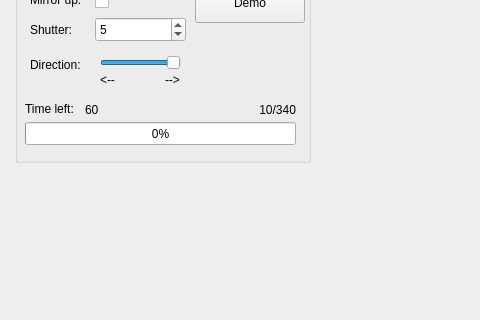
Before: the Qt Designer form timelapse.ui in evovch/bcontrol, drawn with Qt 5; both pictures show x 0 to 480 and y 103 to 423 of the 821 by 520 pixel window.
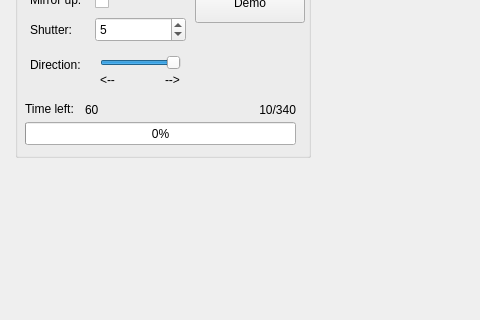
After: the same form once the commit is applied.

The edit to the form file:
```diff
--- a/timelapse.ui
+++ b/timelapse.ui
@@ -19,7 +19,7 @@
      <x>15</x>
      <y>5</y>
      <width>296</width>
-     <height>261</height>
+     <height>256</height>
     </rect>
    </property>
    <property name="title">
```
